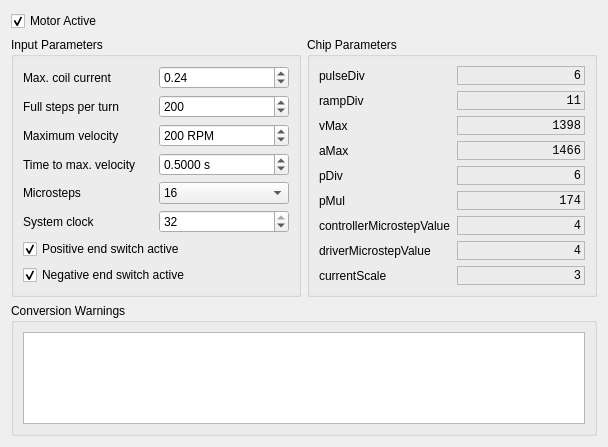
First picture: the form in ConfigCalculator/GUI/MotorConfigWidget.ui, repository ChimeraTK/MotorDriverCard, before the edit.
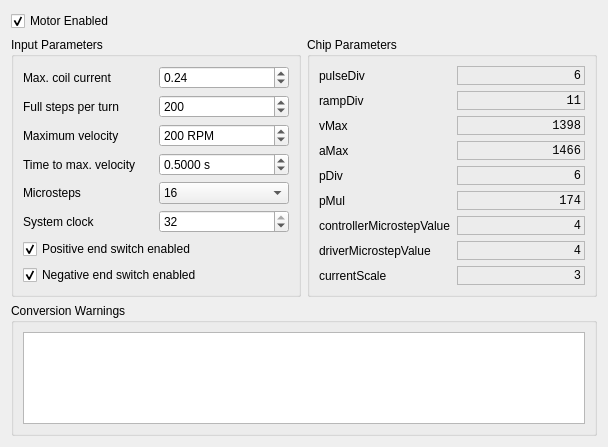
Second picture: the form after the edit.

Commit message: first fully functional QtConfigCalculator

The edit to the form file:
```diff
--- a/ConfigCalculator/GUI/MotorConfigWidget.ui
+++ b/ConfigCalculator/GUI/MotorConfigWidget.ui
@@ -17,7 +17,7 @@
    <item>
     <widget class="QCheckBox" name="motorActiveCheckBox">
      <property name="text">
-      <string>Motor Active</string>
+      <string>Motor Enabled</string>
      </property>
      <property name="checked">
       <bool>true</bool>
@@ -173,7 +173,7 @@
         <item row="6" column="0" colspan="2">
          <widget class="QCheckBox" name="positiveSwitchCheckBox">
           <property name="text">
-           <string>Positive end switch active</string>
+           <string>Positive end switch enabled</string>
           </property>
           <property name="checked">
            <bool>true</bool>
@@ -183,7 +183,7 @@
         <item row="7" column="0" colspan="2">
          <widget class="QCheckBox" name="negativeSwitchCheckBox">
           <property name="text">
-           <string>Negative end switch active</string>
+           <string>Negative end switch enabled</string>
           </property>
           <property name="checked">
            <bool>true</bool>
```
Left out of the diff: 8 changed lines with no effect on the pictures. The commit also changes 6 other files.
